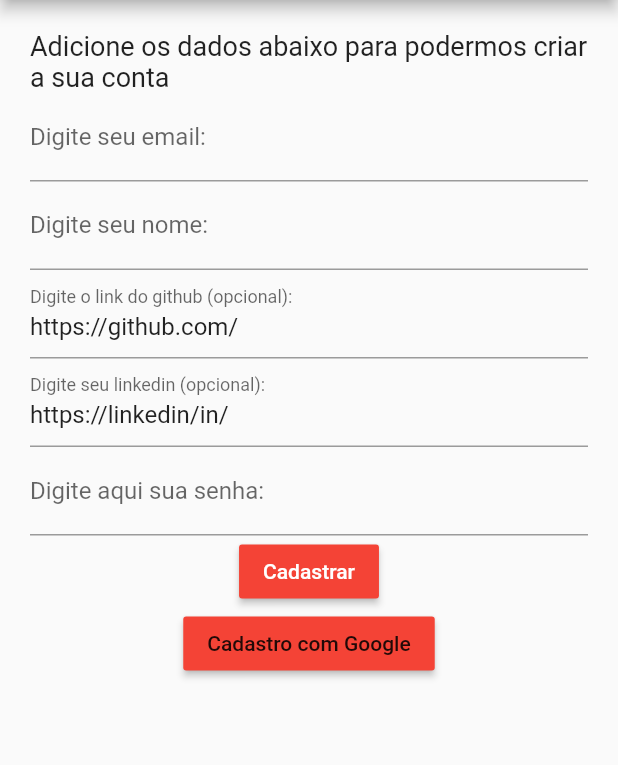
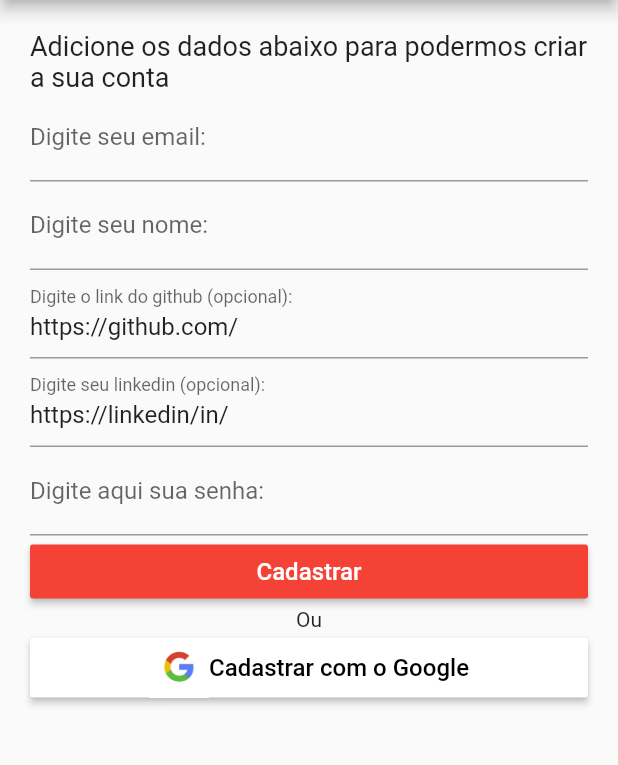
Before and after one commit to ramonpaolo/app-blog-data-science, a Flutter app: the Login screen opened directly, after a tap on "Cadastrar", on a phone screen of 412 x 824 dp, the part 84-849 px from its top. Run offline on Flutter 3.47's test engine with Material 2 defaults, Android fonts, the phone set to English and light mode, and no system bars; our stand-ins replace google_sign_in; missing offline and left inert: mysql1, simple_splashscreen.

Commit message:
Att style

```diff
--- a/lib/login/Cadastro.dart
+++ b/lib/login/Cadastro.dart
@@ -1,6 +1,6 @@
 import '../navigation/Nav.dart';
 import 'package:flutter/material.dart';
-import 'package:mysql1/mysql1.dart';
+import 'package:mysql1/mysql1.dart' as mysql;
 import 'package:google_sign_in/google_sign_in.dart';
 import 'dart:async';
 
@@ -53,11 +53,10 @@ var j;
     await connection(_googleSignIn.currentUser.displayName,
         _googleSignIn.currentUser.email, senha, github, linkedin);
     if (valores == 0) {
-      snack.currentState.showSnackBar(SnackBar(
-          content:
-              Text("Guarde sua senha: $senha e espere o login automatico")));
+      snack.currentState.showSnackBar(
+          SnackBar(content: Text("Cadastro realizado com sucesso")));
       Future.delayed(
-          Duration(seconds: 4), () => tela(_googleSignIn.currentUser.email));
+          Duration(seconds: 2), () => tela(_googleSignIn.currentUser.email));
     } else {
       snack.currentState.showSnackBar(
           SnackBar(content: Text("Esse Email já está sendo utilizado")));
@@ -66,8 +65,8 @@ var j;
 
   Future connection(nome, email, senha, github, linkedin) async {
     valores = 0;
-    var settings = ConnectionSettings();
-    var conn = await MySqlConnection.connect(settings);
+    var settings = mysql.ConnectionSettings();
+    var conn = await mysql.MySqlConnection.connect(settings);
     var results =
         await conn.query("select email from users where email = ?", [email]);
     results.forEach((element) {
@@ -98,6 +97,14 @@ var j;
             builder: (context) => Nav(
                   email: email,
                 )));
+  }
+
+  @override
+  void initState() {
+    // TODO: implement initState
+    print("----------------- CADASTRO.DART -----------------");
+
+    super.initState();
   }
 
   @override
@@ -158,15 +165,34 @@ var j;
                                       Text("Formulário com dados faltando")));
                             }
                           },
-                        child: Text(
+                          child: Row(
+                            mainAxisAlignment: MainAxisAlignment.center,
+                            children: [
+                              Text(
                                 "Cadastrar",
-                          style: TextStyle(color: Colors.white),
+                                style: TextStyle(
+                                    color: Colors.white, fontSize: 16),
                               ),
-                      ),
+                            ],
+                          )),
+                      Text("Ou"),
                       RaisedButton(
                         onPressed: cadastroGoogle,
-                        child: Text("Cadastro com Google"),
-                      )
+                        color: Colors.white,
+                        child: Row(
+                            mainAxisAlignment: MainAxisAlignment.center,
+                            children: [
+                              Image.asset(
+                                "assets/google.jpg",
+                                width: 40,
+                              ),
+                              Text(
+                                "Cadastrar com o Google",
+                                style: TextStyle(
+                                    color: Colors.black, fontSize: 16),
+                              ),
+                            ]),
+                      ),
                     ],
                   ),
                 ),
--- a/lib/login/Login.dart
+++ b/lib/login/Login.dart
@@ -88,6 +88,13 @@ class _LoginState extends State<Login> {
   }
 
   @override
+  void initState() {
+    // TODO: implement initState
+    print("----------------- LOGIN.DART -----------------");
+    super.initState();
+  }
+
+  @override
   Widget build(BuildContext context) {
     return Scaffold(
         key: snack,
@@ -158,12 +165,13 @@ class _LoginState extends State<Login> {
                       child: Row(
                         mainAxisAlignment: MainAxisAlignment.center,
                         children: [
-                          Image.network(
-                            "https://foroalfa.org/imagenes/ilustraciones/g-1.jpg",
+                          Image.asset(
+                            "assets/google.jpg",
                             height: 40,
                           ),
                           Text(
                             "Login com Google",
+                            style: TextStyle(fontSize: 16),
                           ),
                         ],
                       ),
@@ -173,7 +181,7 @@ class _LoginState extends State<Login> {
                     Divider(),
                     Text(
                       "Caso não tenha um cadastro",
-                      style: TextStyle(fontSize: 16),
+                      style: TextStyle(fontSize: 18),
                     ),
                     RaisedButton(
                         onPressed: () {
```
Lines whose indentation alone changed are shown as unchanged.
